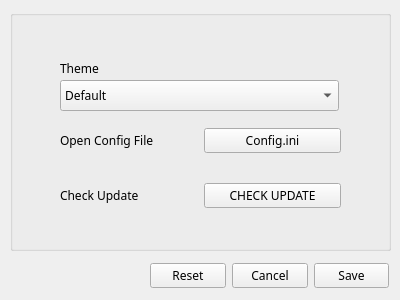
This is ChildWindow/SettingWindow.ui in sangko-dgq/FSyncX as Qt 5 draws it before an edit. The edited form follows.
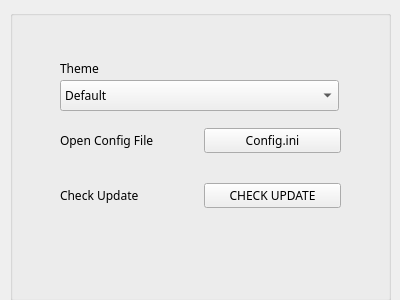
This is the edited form.

Diff of the .ui file:
```diff
--- a/ChildWindow/SettingWindow.ui
+++ b/ChildWindow/SettingWindow.ui
@@ -13,7 +13,6 @@
   <property name="font">
    <font>
     <family>Fira Code</family>
-    <weight>50</weight>
     <bold>false</bold>
    </font>
   </property>
@@ -29,7 +28,7 @@
      <x>10</x>
      <y>10</y>
      <width>381</width>
-     <height>241</height>
+     <height>291</height>
     </rect>
    </property>
    <property name="title">
@@ -131,39 +130,6 @@
     </layout>
    </widget>
   </widget>
-  <widget class="QWidget" name="layoutWidget">
-   <property name="geometry">
-    <rect>
-     <x>150</x>
-     <y>260</y>
-     <width>239</width>
-     <height>31</height>
-    </rect>
-   </property>
-   <layout class="QGridLayout" name="gridLayout">
-    <item row="0" column="0">
-     <widget class="QPushButton" name="pushButton_3">
-      <property name="text">
-       <string>Reset</string>
-      </property>
-     </widget>
-    </item>
-    <item row="0" column="1">
-     <widget class="QPushButton" name="pushButton_2">
-      <property name="text">
-       <string>Cancel</string>
-      </property>
-     </widget>
-    </item>
-    <item row="0" column="2">
-     <widget class="QPushButton" name="pushButton">
-      <property name="text">
-       <string>Save</string>
-      </property>
-     </widget>
-    </item>
-   </layout>
-  </widget>
  </widget>
  <resources/>
  <connections/>
```
Left out of the diff: 4 changed lines with no effect on the pictures.
